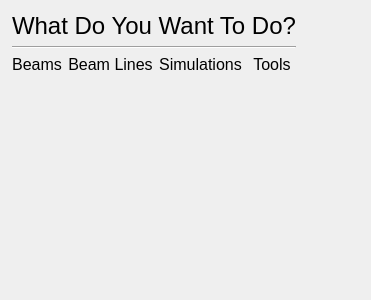
This is radtrack/ui/rbintro.ui in aerosadegh/radtrack as Qt 5 draws it before an edit. The edited form follows.
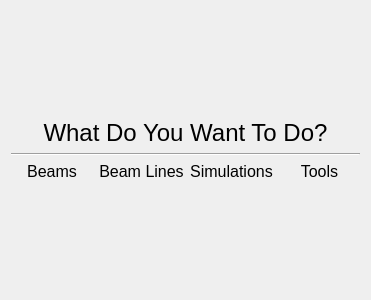
This is the edited form.

Commit message: Fix layout of Start tab

Patch:
```diff
--- a/radtrack/ui/rbintro.ui
+++ b/radtrack/ui/rbintro.ui
@@ -25,15 +25,8 @@
   <property name="windowTitle">
    <string>Widget</string>
   </property>
-  <widget class="QWidget" name="verticalLayoutWidget_2">
-   <property name="geometry">
-    <rect>
-     <x>1</x>
-     <y>1</y>
-     <width>290</width>
-     <height>77</height>
-    </rect>
-   </property>
+  <layout class="QGridLayout" name="gridLayout">
+   <item row="0" column="0">
    <layout class="QVBoxLayout" name="verticalLayout_2">
     <property name="sizeConstraint">
      <enum>QLayout::SetMinimumSize</enum>
@@ -215,7 +208,8 @@
      </layout>
     </item>
    </layout>
-  </widget>
+   </item>
+  </layout>
  </widget>
  <layoutdefault spacing="6" margin="11"/>
  <resources/>
```
Lines whose indentation alone changed are shown as unchanged. The commit also changes 1 other file.
